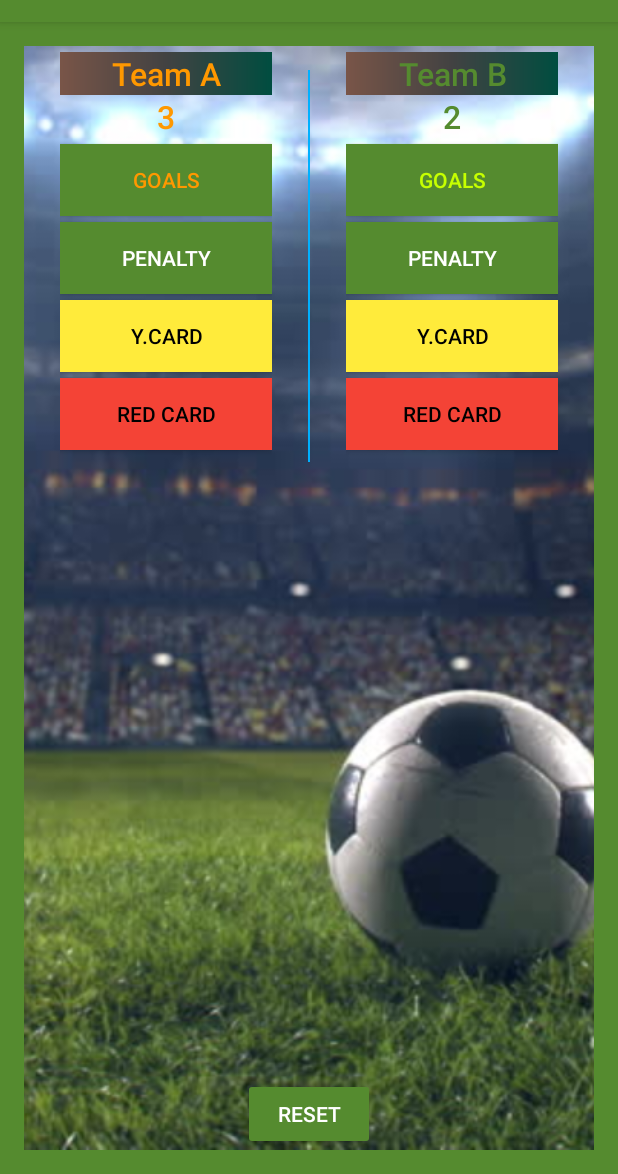
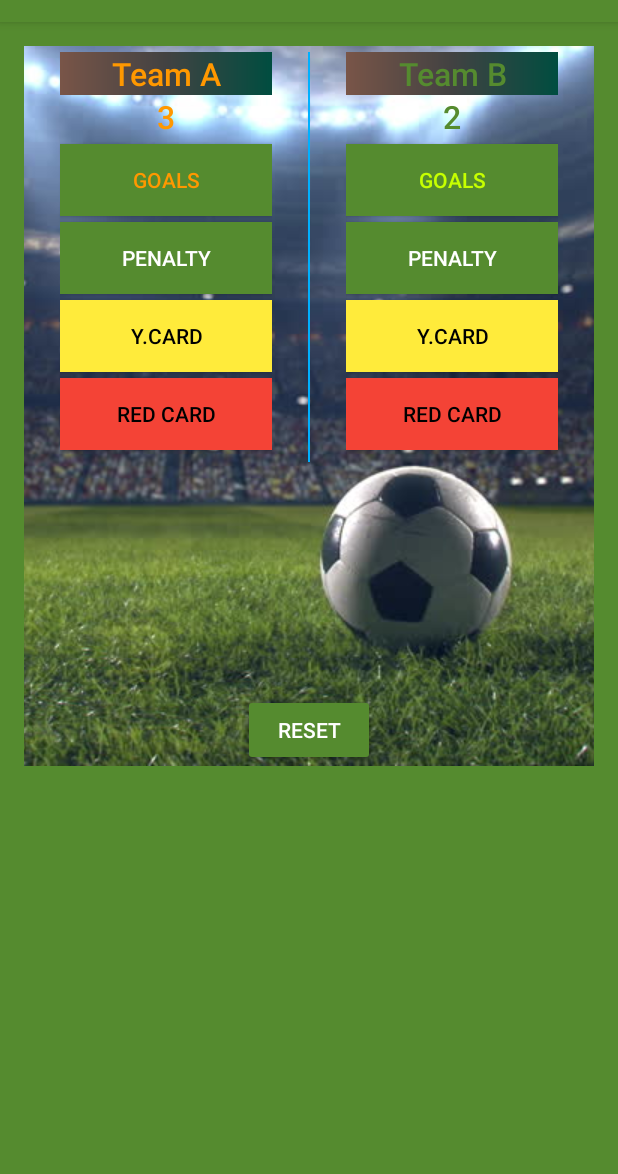
Before and after one commit to saidabxl/ScoreKeeper, an Android app: the screen it shows after launch (MainActivity), on a phone screen of 412 x 824 dp, the part 62-1236 px from its top. Run offline under Robolectric (Android 15) with nearby library versions, the phone set to English and light mode, and no system bars.

Commit message:
Initial commit

```diff
--- a/app/src/main/res/layout/activity_main.xml
+++ b/app/src/main/res/layout/activity_main.xml
@@ -1,9 +1,6 @@
 <?xml version="1.0" encoding="utf-8"?>
 
-
-<RelativeLayout
-    xmlns:android="http://schemas.android.com/apk/res/android"
-    xmlns:app="http://schemas.android.com/apk/res-auto"
+<ScrollView xmlns:android="http://schemas.android.com/apk/res/android"
     xmlns:tools="http://schemas.android.com/tools"
     android:layout_width="match_parent"
     android:layout_height="match_parent"
@@ -12,12 +9,21 @@
     android:padding="@dimen/margin_padding_16"
     tools:context="com.example.android.scorekeeper.MainActivity">
 
+
+    <RelativeLayout
+
+
+        android:layout_width="wrap_content"
+        android:layout_height="wrap_content">
+
         <ImageView
             android:layout_width="match_parent"
             android:layout_height="match_parent"
             android:contentDescription="@string/image"
             android:scaleType="centerCrop"
+            android:scaleY="1"
             android:src="@drawable/fball" />
+
 
         <LinearLayout
             android:id="@+id/linearLayout"
@@ -38,7 +44,7 @@
 
 
                 <TextView
-                android:id="@+id/teamNameA"
+                    android:id="@+id/goalsTeamA"
                     android:layout_width="match_parent"
                     android:layout_height="wrap_content"
                     android:layout_marginTop="@dimen/marginTop"
@@ -101,12 +107,13 @@
                     android:onClick="redCardForTeamA"
                     android:text="@string/RCA"
                     android:textColor="@color/text3" />
+
             </LinearLayout>
 
             <TextView
                 android:layout_width="1dp"
                 android:layout_height="match_parent"
-            android:layout_marginTop="16dp"
+                android:layout_marginTop="@dimen/marginTop"
                 android:background="@color/background" />
 
 
@@ -122,14 +129,13 @@
 
 
                 <TextView
-                android:id="@+id/teamB"
+                    android:id="@+id/goalsTeamB"
                     android:layout_width="match_parent"
                     android:layout_height="wrap_content"
                     android:layout_marginTop="@dimen/marginTop"
                     android:background="@drawable/bg1"
                     android:fontFamily="sans-serif-medium"
                     android:gravity="center"
-                android:hint="@string/teamB"
                     android:text="@string/teamB"
                     android:textColor="@color/back"
                     android:textSize="@dimen/text_size_team_name" />
@@ -193,11 +199,13 @@
 
         <RelativeLayout
 
-        android:layout_width="match_parent"
+            android:layout_width="wrap_content"
             android:layout_height="wrap_content"
             android:layout_alignParentLeft="true"
             android:layout_alignParentStart="true"
             android:layout_alignParentTop="true">
+
+        </RelativeLayout>
 
         <Button
             android:layout_width="wrap_content"
@@ -207,9 +215,11 @@
             android:layout_marginBottom="@dimen/marginBottom"
             android:layout_marginTop="26dp"
             android:onClick="resetScore"
+            android:scaleY="1"
             android:text="@string/reset" />
+
 
     </RelativeLayout>
 
 
-</RelativeLayout>
+</ScrollView>
--- a/app/src/main/res/values/dimens.xml
+++ b/app/src/main/res/values/dimens.xml
@@ -14,4 +14,5 @@
     <dimen name="text_size_points">18sp</dimen>
     <dimen name="text_size_fouls">12sp</dimen>
     <dimen name="text_size_fouls_score">30sp</dimen>
+    <dimen name="mar_top">16dp</dimen>
 </resources>
```
Also changed, not shown: app/src/main/java/com/example/android/scorekeeper/MainActivity.java (+105 -103 lines), app/src/main/res/layout-land/layout.xml (+21 -9 lines). Lines whose indentation alone changed are shown as unchanged.
